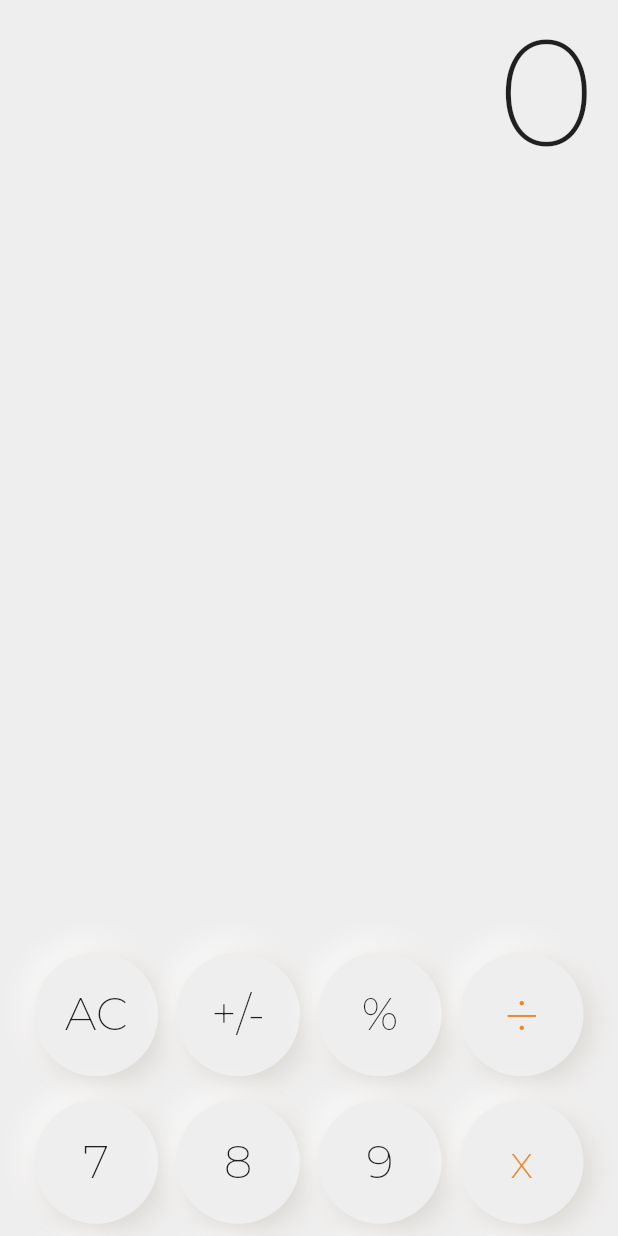
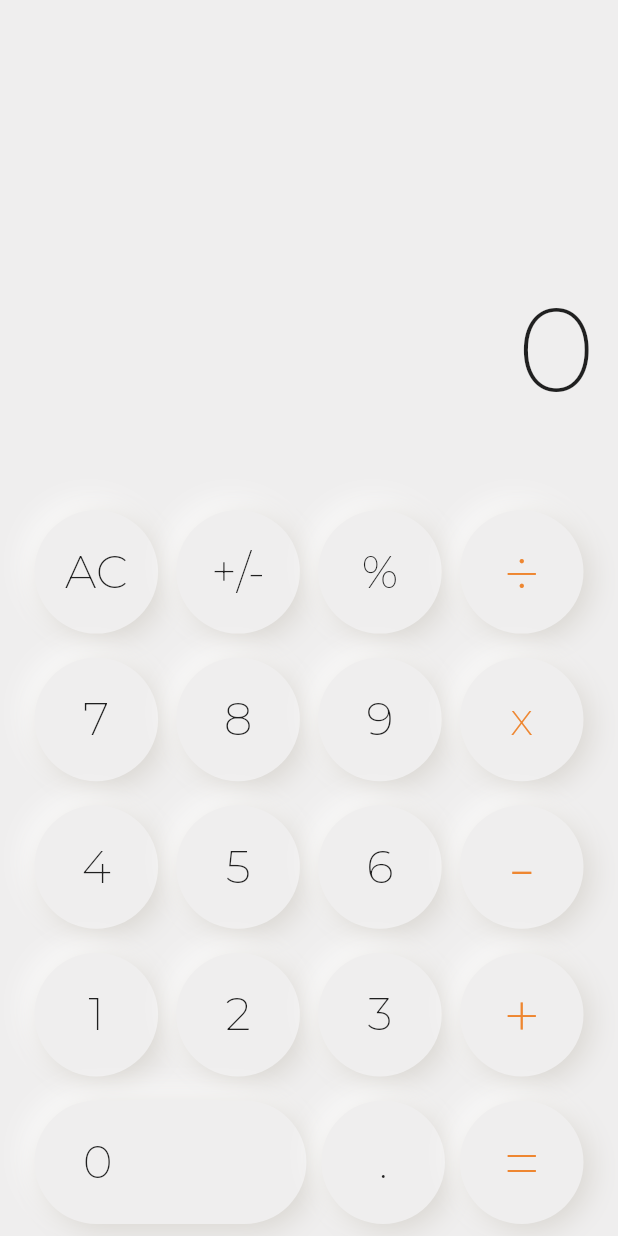
Before and after one commit to bonjin-app/flutter-calculator, a Flutter app: the screen it shows after launch, on a phone screen of 412 x 824 dp. Run offline on Flutter 3.47's test engine with Material 2 defaults, Android fonts, the phone set to English and light mode, and no system bars; our stand-ins replace google_fonts, math_expressions.

Commit message:
height modify

```diff
--- a/lib/screens/calculator_screen.dart
+++ b/lib/screens/calculator_screen.dart
@@ -19,11 +19,13 @@ class CalculatorScreen extends StatelessWidget {
             Text(
               calculator.value.toString(),
               style: GoogleFonts.montserrat(
-                fontSize: 100,
+                fontSize: 80,
                 fontWeight: FontWeight.w200,
               ),
+              maxLines: 2,
+              overflow: TextOverflow.ellipsis,
             ),
-            SizedBox(height: 505),
+            SizedBox(height: 50),
             ButtonRow(children: [
               NeuCalculatorButton(
                 text: 'AC',
```
Also changed, not shown: 4 other files.
